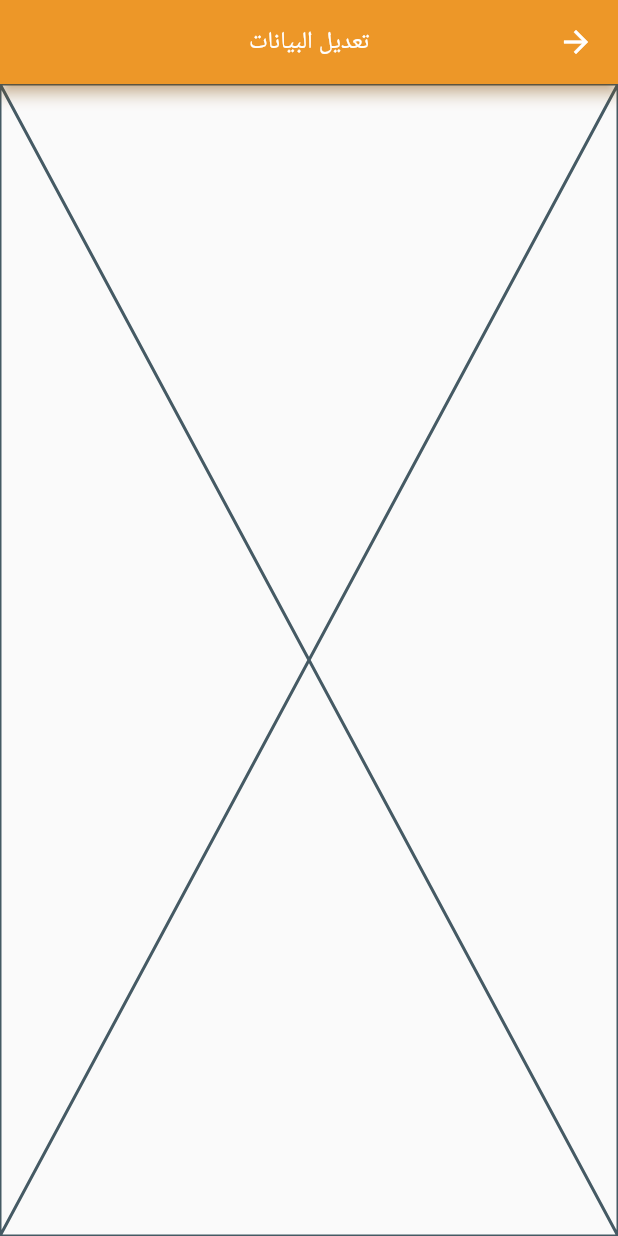
After one commit to mahmoudhamdyae/p2, a Flutter app: the PersonalDataEditView screen opened by its route, on a phone screen of 412 x 824 dp. The commit adds this screen. Run offline on Flutter 3.47's test engine with Material 2 defaults, Android fonts, the phone set to English and light mode, and no system bars; our stand-ins replace awesome_dialog, dio, get, get_it, internet_connection_checker, lottie and 2 more; accounts and stored records are empty; Roboto replaces fonts that are missing (Montserrat).

Commit message:
Get Personal Data

```diff
--- /dev/null
+++ b/lib/presentation/main/personal_data/personal_data_edit_view.dart
@@ -0,0 +1,21 @@
+import 'package:flutter/cupertino.dart';
+import 'package:flutter/material.dart';
+import 'package:testt/presentation/main/personal_data/personal_data_controller.dart';
+
+import '../../../app/di.dart';
+
+class PersonalDataEditView extends StatelessWidget {
+  PersonalDataEditView({super.key});
+
+  PersonalDataController controller = instance<PersonalDataController>();
+
+  @override
+  Widget build(BuildContext context) {
+    return Scaffold(
+      appBar: AppBar(
+        title: const Text("تعديل البيانات"),
+      ),
+      body: Placeholder(),
+    );
+  }
+}
--- a/lib/presentation/main/personal_data/personal_data_view.dart
+++ b/lib/presentation/main/personal_data/personal_data_view.dart
@@ -2,6 +2,7 @@ import 'package:flutter/material.dart';
 import 'package:get/get.dart';
 import 'package:testt/app/di.dart';
 import 'package:testt/presentation/main/personal_data/personal_data_controller.dart';
+import 'package:testt/presentation/resources/routes_manager.dart';
 import 'package:testt/presentation/resources/strings_manager.dart';
 
 import '../../common/state_renderer/state_renderer.dart';
@@ -81,9 +82,9 @@ class PersonalDataView extends StatelessWidget {
                     children: [
                       ElevatedButton(
                           onPressed: () {
-
+                            Navigator.pushNamed(context, Routes.editPersonalDataRoute);
                           },
-                          child: Text("تعديل البيانات")
+                          child: const Text("تعديل البيانات")
                       ),
                     ],
                   )
--- a/lib/presentation/resources/routes_manager.dart
+++ b/lib/presentation/resources/routes_manager.dart
@@ -12,6 +12,7 @@ import '../auth/login/login_view.dart';
 import '../auth/register/register_view.dart';
 import '../main/fridges/fridges_view.dart';
 import '../main/main_view.dart';
+import '../main/personal_data/personal_data_edit_view.dart';
 import '../splash/splash_view.dart';
 
 class Routes {
@@ -27,6 +28,7 @@ class Routes {
   static const String clientsRoute = "/clients";
   static const String reportsRoute = "/reports";
   static const String personalDataRoute = "/personal_data";
+  static const String editPersonalDataRoute = "/edit_personal_data";
   static const String usersRoute = "/users";
 }
 
@@ -57,6 +59,8 @@ class RouteGenerator {
         return MaterialPageRoute(builder: (_) => PersonalDataView());
       case Routes.usersRoute:
         return MaterialPageRoute(builder: (_) => const UsersView());
+      case Routes.editPersonalDataRoute:
+        return MaterialPageRoute(builder: (_) => PersonalDataEditView());
       default:
         return unDefinedRoute();
     }
```
